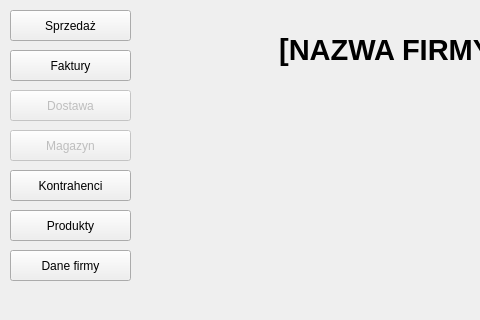
This is mainwindow.ui in DzimiX/ProgramSprzedazowy as Qt 5 draws it before an edit; both pictures show x 0 to 480 and y 0 to 320 of the 651 by 462 pixel window. The edited form follows.
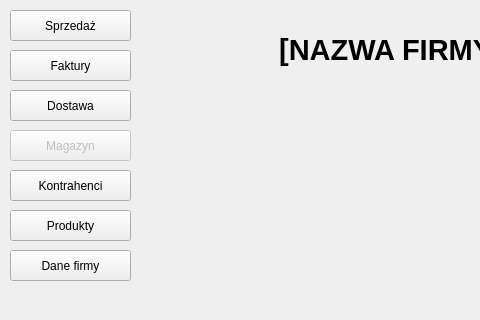
This is the edited form.

```diff
--- a/mainwindow.ui
+++ b/mainwindow.ui
@@ -32,7 +32,7 @@
    </widget>
    <widget class="QPushButton" name="pushButton_2">
     <property name="enabled">
-     <bool>false</bool>
+     <bool>true</bool>
     </property>
     <property name="geometry">
      <rect>
```
